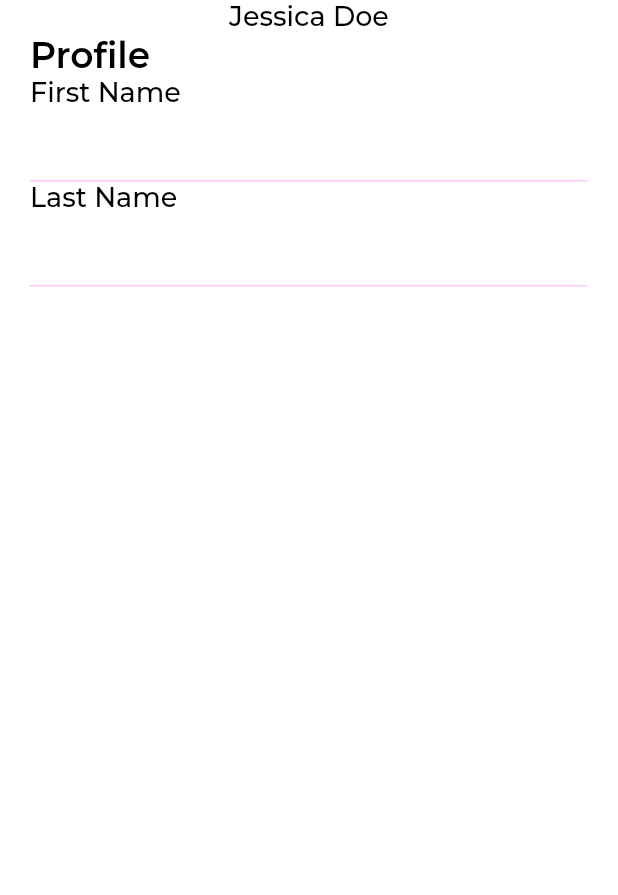
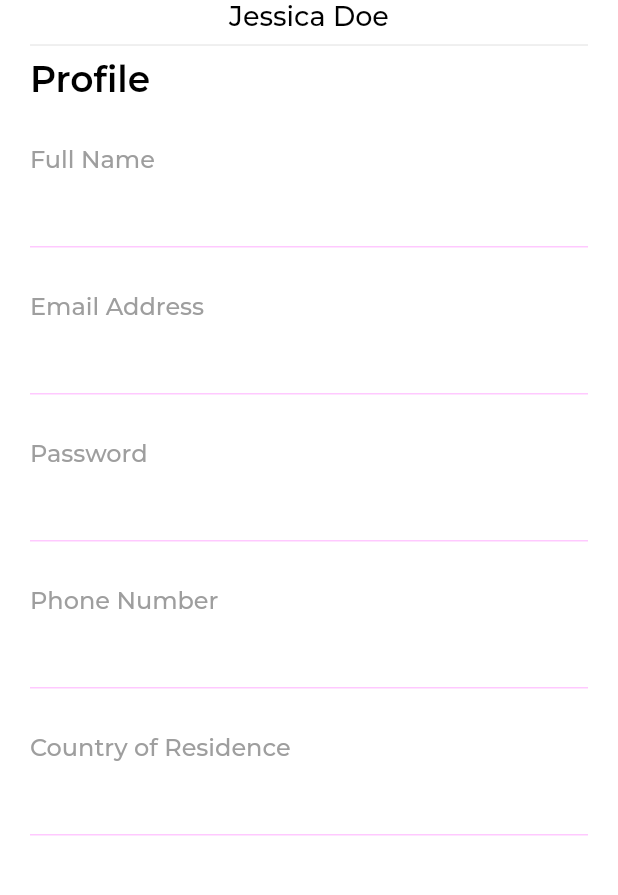
Before and after one commit to MaxTrent/immune_africa, a Flutter app: the Profile screen opened directly, on a phone screen of 412 x 824 dp, the part 120-1015 px from its top. Run offline on Flutter 3.47's test engine with Material 2 defaults, Android fonts, the phone set to English and light mode, and no system bars; our stand-ins replace country_picker, csc_picker, dotted_border, firebase_core, flutter_svg, google_fonts and 2 more; accounts and stored records are empty.

Commit message:
new screens

```diff
--- a/lib/screens/home.dart
+++ b/lib/screens/home.dart
@@ -14,6 +14,7 @@ class _HomeState extends State<Home> {
   final List<Widget> _pages = [
     Dashboard(),
     Profile(),
+    Settings(),
   ];
 
   @override
@@ -24,7 +25,7 @@ class _HomeState extends State<Home> {
   @override
   Widget build(BuildContext context) {
     return Scaffold(
-      body: _pages[1],
+      body: _pages[_selectedIndex],
       bottomNavigationBar: BottomNavigationBar(
         elevation: 5,
         onTap: (index){
--- a/lib/screens/profile.dart
+++ b/lib/screens/profile.dart
@@ -11,6 +11,7 @@ class Profile extends StatelessWidget {
       body: SafeArea(
         child: Padding(
           padding: EdgeInsets.symmetric(horizontal: 20.0),
+          child: SingleChildScrollView(
             child: Column(
               crossAxisAlignment: CrossAxisAlignment.start,
               children: [
@@ -23,13 +24,15 @@ class Profile extends StatelessWidget {
                     ],
                   ),
                 ),
+                Divider(),
                 Text('Profile', style: Theme.of(context).textTheme.headline2!.copyWith(color: Colors.black),),
+                SizedBox(height: 30,),
                 Text(
-                'First Name',
+                  'Full Name',
                   style: Theme.of(context)
                       .textTheme
                       .headline1!
-                    .copyWith(color: Colors.black, fontSize: 18),
+                      .copyWith(color: Colors.grey),
                 ),
                 TextFormField(
                   keyboardType: TextInputType.name,
@@ -43,12 +46,13 @@ class Profile extends StatelessWidget {
                     ),
                   ),
                 ),
+                SizedBox(height: 30,),
                 Text(
-                'Last Name',
+                  'Email Address',
                   style: Theme.of(context)
                       .textTheme
                       .headline1!
-                    .copyWith(color: Colors.black, fontSize: 18),
+                      .copyWith(color: Colors.grey),
                 ),
                 TextFormField(
                   keyboardType: TextInputType.name,
@@ -62,7 +66,69 @@ class Profile extends StatelessWidget {
                     ),
                   ),
                 ),
+                SizedBox(height: 30,),
+                Text(
+                  'Password',
+                  style: Theme.of(context)
+                      .textTheme
+                      .headline1!
+                      .copyWith(color: Colors.grey),
+                ),
+                TextFormField(
+                  keyboardType: TextInputType.name,
+                  autovalidateMode: AutovalidateMode.onUserInteraction,
+                  // controller: _firstNameController,
+                  decoration: const InputDecoration(
+                    enabledBorder: UnderlineInputBorder(
+                      borderSide: BorderSide(
+                        color: accentColor,
+                      ),
+                    ),
+                  ),
+                ),
+                SizedBox(height: 30,),
+                Text(
+                  'Phone Number',
+                  style: Theme.of(context)
+                      .textTheme
+                      .headline1!
+                      .copyWith(color: Colors.grey),
+                ),
+                TextFormField(
+                  keyboardType: TextInputType.name,
+                  autovalidateMode: AutovalidateMode.onUserInteraction,
+                  // controller: _firstNameController,
+                  decoration: const InputDecoration(
+                    enabledBorder: UnderlineInputBorder(
+                      borderSide: BorderSide(
+                        color: accentColor,
+                      ),
+                    ),
+                  ),
+                ),
+                SizedBox(height: 30,),
+                Text(
+                  'Country of Residence',
+                  style: Theme.of(context)
+                      .textTheme
+                      .headline1!
+                      .copyWith(color: Colors.grey),
+                ),
+                TextFormField(
+                  keyboardType: TextInputType.name,
+                  autovalidateMode: AutovalidateMode.onUserInteraction,
+                  // controller: _firstNameController,
+                  decoration: const InputDecoration(
+                    enabledBorder: UnderlineInputBorder(
+                      borderSide: BorderSide(
+                        color: accentColor,
+                      ),
+                    ),
+                  ),
+                ),
+                SizedBox(height: 30,),
               ],
+            ),
           ),
         ),
       ),
--- a/lib/screens/screens.dart
+++ b/lib/screens/screens.dart
@@ -18,3 +18,6 @@ export 'vaccine_details.dart';
 export 'add_vaccines.dart';
 export 'news_articles.dart';
 export 'profile.dart';
+export 'settings.dart';
+export 'account_settings.dart';
+export 'notification_settings.dart';
```
Also changed, not shown: lib/screens/account_settings.dart (added, +53 -0 lines), lib/screens/notification_settings.dart (added, +45 -0 lines), lib/screens/settings.dart (added, +174 -0 lines). Lines whose indentation alone changed are shown as unchanged.
